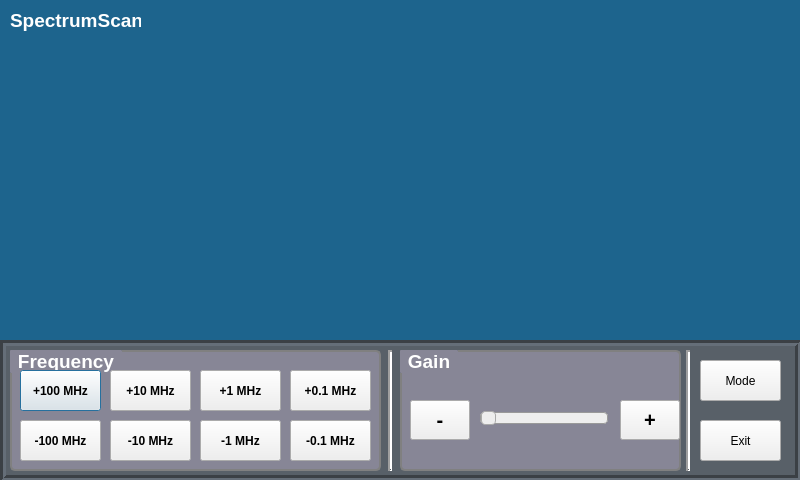
Qt form gui.ui (luisMbedder/SpectrumScan) before a commit.
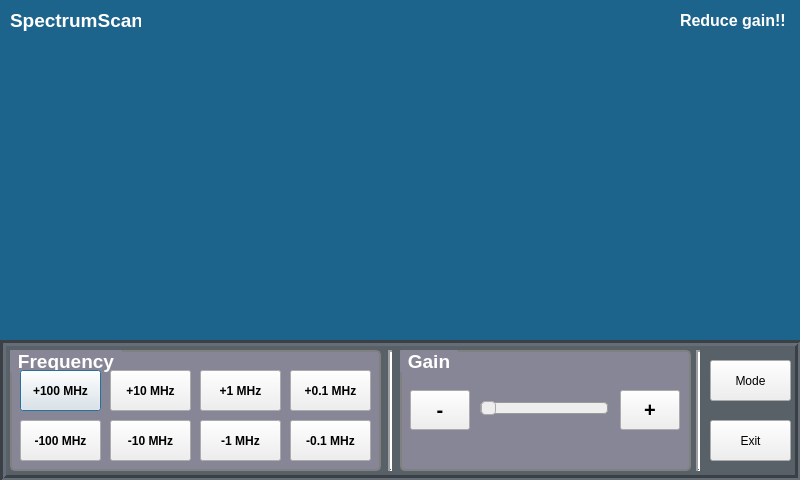
The same form after that commit.

Commit message: added gui event handlers

What changed in the file:
```diff
--- a/gui.ui
+++ b/gui.ui
@@ -254,7 +254,7 @@
      <rect>
       <x>400</x>
       <y>10</y>
-      <width>281</width>
+      <width>291</width>
       <height>121</height>
      </rect>
     </property>
@@ -289,7 +289,7 @@
      <property name="geometry">
       <rect>
        <x>10</x>
-       <y>50</y>
+       <y>40</y>
        <width>60</width>
        <height>40</height>
       </rect>
@@ -309,7 +309,7 @@
      <property name="geometry">
       <rect>
        <x>220</x>
-       <y>50</y>
+       <y>40</y>
        <width>60</width>
        <height>40</height>
       </rect>
@@ -335,7 +335,7 @@
      <property name="geometry">
       <rect>
        <x>80</x>
-       <y>50</y>
+       <y>40</y>
        <width>128</width>
        <height>36</height>
       </rect>
@@ -434,7 +434,7 @@
    <widget class="QPushButton" name="pushButton_9">
     <property name="geometry">
      <rect>
-      <x>700</x>
+      <x>710</x>
       <y>80</y>
       <width>81</width>
       <height>41</height>
@@ -469,7 +469,7 @@
    <widget class="Line" name="line_2">
     <property name="geometry">
      <rect>
-      <x>680</x>
+      <x>690</x>
       <y>10</y>
       <width>16</width>
       <height>121</height>
@@ -488,7 +488,7 @@
    <widget class="QPushButton" name="pushButton_10">
     <property name="geometry">
      <rect>
-      <x>700</x>
+      <x>710</x>
       <y>20</y>
       <width>81</width>
       <height>41</height>
@@ -522,6 +522,29 @@
     <string>SpectrumScan</string>
    </property>
   </widget>
+  <widget class="QLabel" name="label_gainhigh">
+   <property name="geometry">
+    <rect>
+     <x>680</x>
+     <y>10</y>
+     <width>121</width>
+     <height>20</height>
+    </rect>
+   </property>
+   <property name="font">
+    <font>
+     <pointsize>12</pointsize>
+     <weight>75</weight>
+     <bold>true</bold>
+    </font>
+   </property>
+   <property name="styleSheet">
+    <string notr="true">color:white</string>
+   </property>
+   <property name="text">
+    <string>Reduce gain!!</string>
+   </property>
+  </widget>
  </widget>
  <resources/>
  <connections/>
```
Left out of the diff: 26 changed lines with no effect on the pictures. The commit also changes 2 other files.
